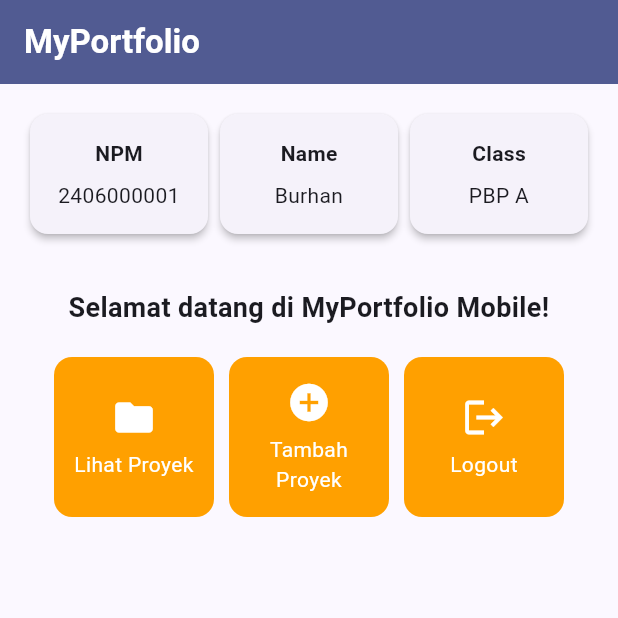
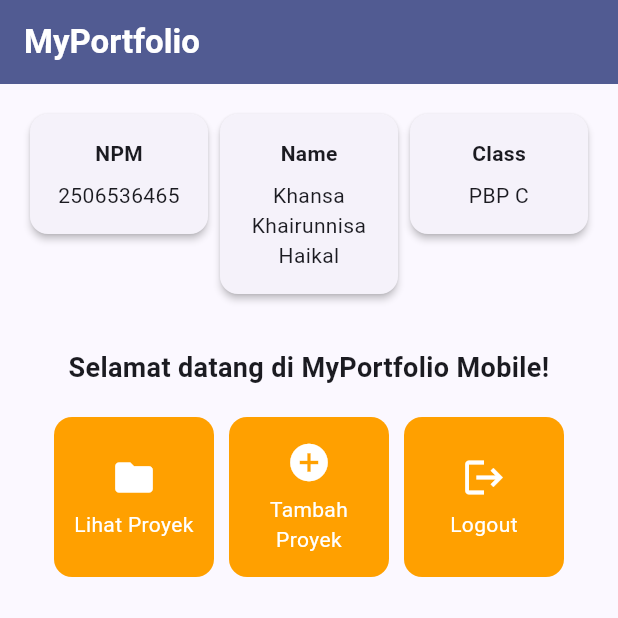
Before and after one commit to khansakkh/myportofolio_mobile, a Flutter app: the screen it shows after launch, on a phone screen of 412 x 824 dp, the top half of it. Run offline on Flutter 3.47's test engine with Material 3 defaults, Android fonts, the phone set to English and light mode, and no system bars.

Commit message:
feat: tampilkan identitas Khansa pada kartu profil

```diff
--- a/lib/menu.dart
+++ b/lib/menu.dart
@@ -3,9 +3,9 @@ import 'package:flutter/material.dart';
 class MyHomePage extends StatelessWidget {
   MyHomePage({super.key});
 
-  final String npm = '2406000001';
-  final String nama = 'Burhan';
-  final String kelas = 'PBP A';
+  final String npm = '2506536465';
+  final String nama = 'Khansa Khairunnisa Haikal';
+  final String kelas = 'PBP C';
 
   final List<ItemHomepage> items = [
     ItemHomepage('Lihat Proyek', Icons.folder),
```
Also changed, not shown: 1 other file.
